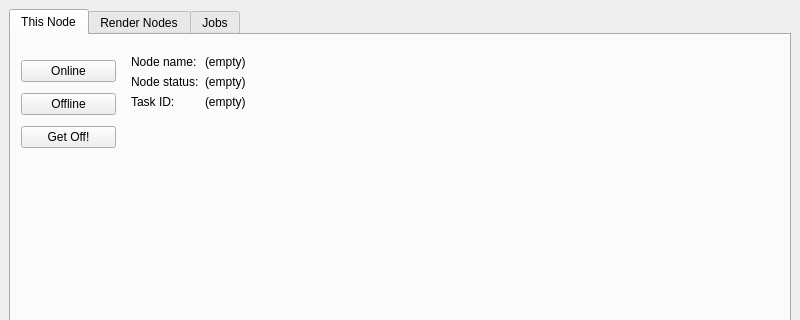
CogswellProjectHydra/githubHydraRepo, file Ui_FarmView.ui: the form before one commit; both pictures show x 0 to 800 and y 0 to 320 of the 800 by 471 pixel window.
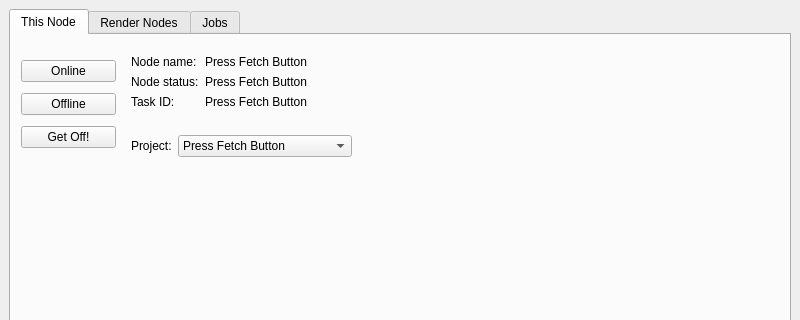
The form after the commit.

Commit message:
Project selection implemented in FarmView
Still need to show a projects column in the rendernode list

```diff
--- a/Ui_FarmView.ui
+++ b/Ui_FarmView.ui
@@ -93,11 +93,14 @@
          <rect>
           <x>120</x>
           <y>20</y>
-          <width>641</width>
-          <height>64</height>
+          <width>651</width>
+          <height>71</height>
          </rect>
         </property>
         <layout class="QFormLayout" name="formLayout">
+         <property name="fieldGrowthPolicy">
+          <enum>QFormLayout::AllNonFixedFieldsGrow</enum>
+         </property>
          <item row="0" column="0">
           <widget class="QLabel" name="nodeNameLabelLabel">
            <property name="text">
@@ -108,7 +111,7 @@
          <item row="0" column="1">
           <widget class="QLabel" name="nodeNameLabel">
            <property name="text">
-            <string>(empty)</string>
+            <string>Press Fetch Button</string>
            </property>
           </widget>
          </item>
@@ -122,7 +125,7 @@
          <item row="1" column="1">
           <widget class="QLabel" name="nodeStatusLabel">
            <property name="text">
-            <string>(empty)</string>
+            <string>Press Fetch Button</string>
            </property>
           </widget>
          </item>
@@ -136,12 +139,53 @@
          <item row="2" column="1">
           <widget class="QLabel" name="taskIDLabel">
            <property name="text">
-            <string>(empty)</string>
+            <string>Press Fetch Button</string>
            </property>
           </widget>
          </item>
         </layout>
        </widget>
+       <widget class="QWidget" name="">
+        <property name="geometry">
+         <rect>
+          <x>120</x>
+          <y>100</y>
+          <width>221</width>
+          <height>24</height>
+         </rect>
+        </property>
+        <layout class="QFormLayout" name="formLayout_2">
+         <item row="0" column="0">
+          <widget class="QLabel" name="projectLabel">
+           <property name="text">
+            <string>Project:</string>
+           </property>
+           <property name="buddy">
+            <cstring>projectComboBox</cstring>
+           </property>
+          </widget>
+         </item>
+         <item row="0" column="1">
+          <widget class="QComboBox" name="projectComboBox">
+           <item>
+            <property name="text">
+             <string>Press Fetch Button</string>
+            </property>
+           </item>
+           <item>
+            <property name="text">
+             <string>Project X</string>
+            </property>
+           </item>
+           <item>
+            <property name="text">
+             <string>Ericsson</string>
+            </property>
+           </item>
+          </widget>
+         </item>
+        </layout>
+       </widget>
       </widget>
       <widget class="QWidget" name="renderNodesTab">
        <attribute name="title">
```
Left out of the diff: 22 changed lines with no effect on the pictures. The commit also changes 2 other files.
